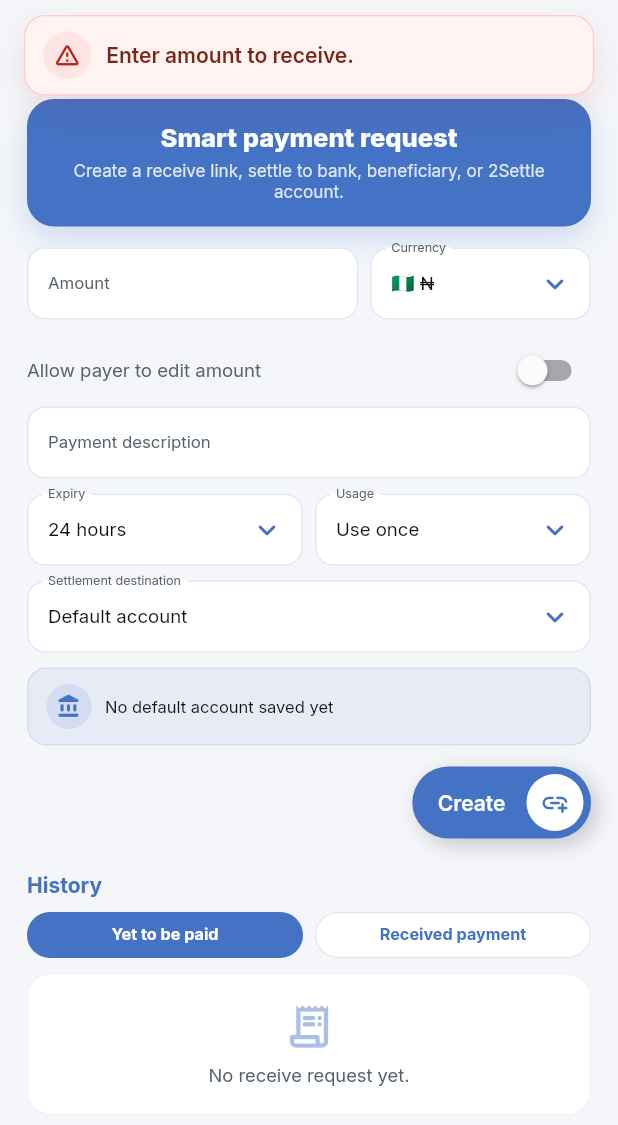
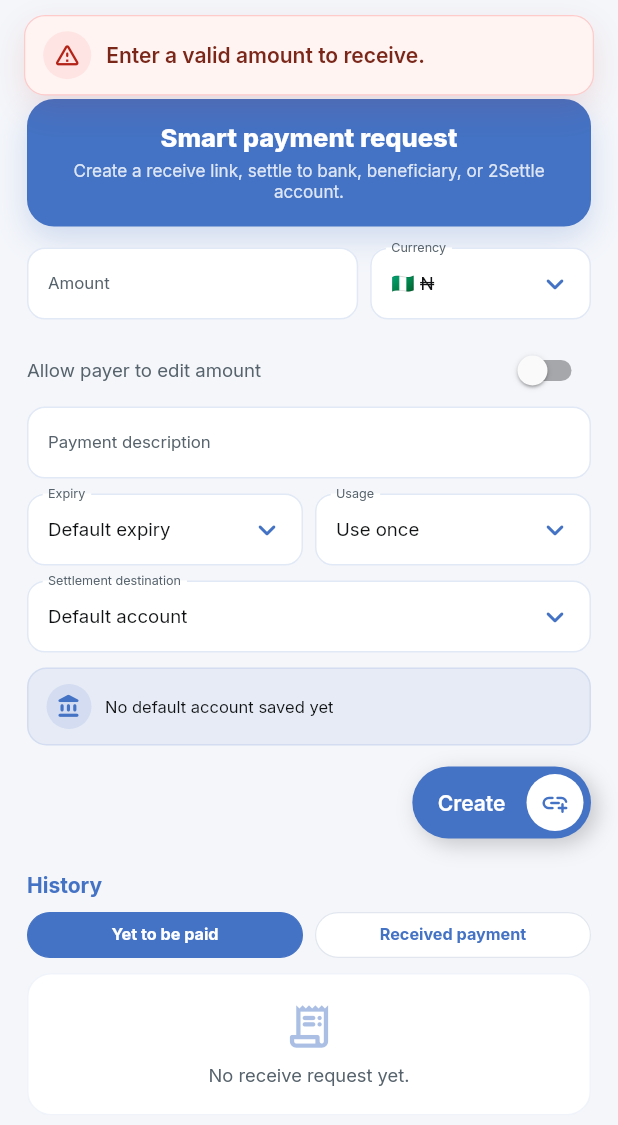
Before and after one commit to 2settlehq/2settle-mobile-app, a Flutter app: the PayPageWidget screen opened by its route, after a tap on "Create", on a phone screen of 412 x 824 dp. Shown: the top 1125 px of the screen. Run offline on Flutter 3.47's test engine with Material 3 defaults, Android fonts, the phone set to English and light mode, and no system bars; our stand-ins replace auto_size_text, barcode_widget, cloud_firestore, dropdown_button2, easy_debounce, equatable and 17 more; missing offline and left inert: json_path, mime_type; accounts and stored records are empty; network calls fail.

Commit message:
fix: now we can request payment and get the link from spend.2settle.io

```diff
--- a/app-source/lib/pages/pay_page/pay_page_widget.dart
+++ b/app-source/lib/pages/pay_page/pay_page_widget.dart
@@ -1,3 +1,5 @@
+import '/components/payment_phone_prompt.dart';
+import '/services/payment_request_service.dart';
 import '/components/settle_numeric_keypad.dart';
 import '/components/status_action_button.dart';
 import '/components/keyboard_submit_bar.dart';
@@ -44,7 +46,7 @@ class _PayPageWidgetState extends State<PayPageWidget> {
   final _amountFocusNode = FocusNode();
 
   String _currency = 'NGN';
-  String _expiry = '24 hours';
+  String _expiry = 'Default expiry';
   DateTime? _customExpiryDate;
   String _usage = 'Use once';
   String _settlementMode = 'Default account';
@@ -62,6 +64,7 @@ class _PayPageWidgetState extends State<PayPageWidget> {
   List<String> get _expiryOptions {
     if (_expiry.startsWith('Expires ')) {
       return [
+        'Default expiry',
         '24 hours',
         '3 days',
         '7 days',
@@ -70,7 +73,14 @@ class _PayPageWidgetState extends State<PayPageWidget> {
         'No expiry'
       ];
     }
-    return ['24 hours', '3 days', '7 days', 'Custom date', 'No expiry'];
+    return [
+      'Default expiry',
+      '24 hours',
+      '3 days',
+      '7 days',
+      'Custom date',
+      'No expiry'
+    ];
   }
 
   @override
@@ -174,7 +184,7 @@ class _PayPageWidgetState extends State<PayPageWidget> {
         .toList();
   }
 
-  String _receiveLink(String id) => 'https://receive.2settle.io/pay/$id';
+  String _receiveLink(String id) => paymentRequestLink(id);
 
   Future<void> _syncReceiveActivity(_ReceiveRequest request) async {
     final prefs = await SharedPreferences.getInstance();
@@ -264,10 +274,6 @@ class _PayPageWidgetState extends State<PayPageWidget> {
     });
   }
 
-  String get _expiryLabel {
-    return _expiry;
-  }
-
   bool get _isCryptoCurrency =>
       const ['USDT', 'BTC', 'ETH', 'BNB', 'TRX'].contains(_currency);
 
@@ -307,48 +313,108 @@ class _PayPageWidgetState extends State<PayPageWidget> {
 
   Future<void> _createRequest() async {
     if (_isCreating || _isCreated) return;
-    if (_amountController.text.trim().isEmpty) {
-      _showNoticeSnackBar('Enter amount to receive.');
+    final amount =
+        double.tryParse(_amountController.text.replaceAll(',', '').trim());
+    if (amount == null || !amount.isFinite || amount <= 0) {
+      _showNoticeSnackBar('Enter a valid amount to receive.');
       return;
     }
+    if (_currency != 'NGN') {
+      _showNoticeSnackBar(
+          'Payment requests currently support NGN amounts only.');
+      return;
+    }
+    if (_usage != 'Use once' || _payerCanEdit || _expiry != 'Default expiry') {
+      _showNoticeSnackBar(
+          'Use a fixed amount, Use once, and Default expiry. Other request settings are not supported yet.');
+      return;
+    }
+    if (_settlementMode == '2Settle custom account') {
+      _showNoticeSnackBar(
+          'Choose your own bank account. Custom account requests are not available yet.');
+      return;
+    }
+    final defaults = _beneficiaries.where((item) => item.isDefault).toList();
+    final beneficiary = _settlementMode == 'Saved beneficiary'
+        ? _selectedBeneficiary
+        : defaults.isNotEmpty
+            ? defaults.first
+            : _beneficiaries.firstOrNull;
+    final manual = _settlementMode == 'Input account number';
+    final bankName = manual ? _inputBankName : beneficiary?.bank;
+    final bankCode = _bankCodes[bankName];
+    final accountNumber = manual
+        ? _accountController.text.trim()
+        : beneficiary?.accountNumber.trim();
+    if (bankCode == null ||
+        accountNumber == null ||
+        !RegExp(r'^\d{10}$').hasMatch(accountNumber)) {
+      _showNoticeSnackBar(
+          'Choose a bank and a valid 10-digit receiver account.');
+      return;
+    }
+    final description = _descriptionController.text.trim().isEmpty
+        ? '2Settle payment request'
+        : _descriptionController.text.trim();
+    final destination = _destinationLabel;
+    final settlementMode = _settlementMode;
     safeSetState(() {
       _isCreating = true;
       _isCreated = false;
     });
-    await Future.delayed(const Duration(milliseconds: 650));
+    try {
+      final phone = await ensurePaymentPhone(context);
+      if (!mounted || phone == null) return;
+      final token = await AuthService.getAccessToken();
+      if (token == null || token.isEmpty)
+        throw Exception('Please sign in again.');
+      final payment = await PaymentRequestService.create(
+          token: token,
+          amount: amount,
+          currency: 'NGN',
+          bankCode: bankCode,
+          accountNumber: accountNumber,
+          description: description);
+      final reference = payment['reference'] as String;
+      final expiresAt = DateTime.tryParse('${payment['expiresAt'] ?? ''}');
+      final expiry = expiresAt == null
+          ? 'Default expiry'
+          : 'Expires ${DateFormat('d MMM yyyy, HH:mm').format(expiresAt.toLocal())}';
       final request = _ReceiveRequest(
-      id: 'RCV-${DateTime.now().millisecondsSinceEpoch}',
-      amount: _amountController.text.trim(),
-      currency: _currency,
-      description: _descriptionController.text.trim().isEmpty
-          ? '2Settle payment request'
-          : _descriptionController.text.trim(),
-      expiry: _expiry,
-      expiryLabel: _expiryLabel,
-      usage: _usage,
-      payerCanEdit: _payerCanEdit,
-      settlementMode: _settlementMode,
-      settlementLabel: _destinationLabel,
-      network: _isCryptoCurrency ? _network : '',
-      accountNumber: _accountController.text.trim(),
-      status: 'created',
+        id: reference,
+        amount: '${payment['fiatAmount'] ?? amount}',
+        currency: '${payment['fiatCurrency'] ?? 'NGN'}',
+        description: description,
+        expiry: expiry,
+        expiryLabel: expiry,
+        usage: 'Use once',
+        payerCanEdit: false,
+        settlementMode: settlementMode,
+        settlementLabel: destination,
+        network: '',
+        accountNumber: accountNumber,
+        status: '${payment['status'] ?? 'created'}',
         createdAt: DateTime.now(),
       );
+      if (!mounted) return;
       safeSetState(() {
         _requests = [request, ..._requests];
-      _isCreating = false;
         _isCreated = true;
-      _amountController.clear();
-      _descriptionController.clear();
-      _accountController.clear();
-      _inputAccountName = null;
-      _inputBankName = null;
       });
       await _saveRequests();
       await _syncReceiveActivity(request);
+      if (!mounted) return;
+      _showNoticeSnackBar('Payment request created: $reference');
+    } catch (error) {
+      if (mounted)
+        _showNoticeSnackBar(error.toString().replaceFirst('Exception: ', ''));
+    } finally {
+      if (mounted) safeSetState(() => _isCreating = false);
+    }
+    if (_isCreated) {
       await Future.delayed(const Duration(milliseconds: 900));
-    if (!mounted) return;
-    safeSetState(() => _isCreated = false);
+      if (mounted) safeSetState(() => _isCreated = false);
+    }
   }
 
   TextStyle _labelStyle(BuildContext context) {
--- /dev/null
+++ b/app-source/lib/services/payment_request_service.dart
@@ -0,0 +1,64 @@
+import 'dart:convert';
+import 'package:http/http.dart' as http;
+import '/config/api_config.dart';
+
+String paymentRequestLink(String reference) =>
+    RegExp(r'^2S-[A-Z0-9]{6}$').hasMatch(reference)
+        ? 'https://spend.2settle.io/p/$reference'
+        : '';
+
+class PaymentRequestService {
+  static Future<Map<String, dynamic>> create({
+    required String token,
+    required double amount,
+    required String currency,
+    required String bankCode,
+    required String accountNumber,
+    required String description,
+    http.Client? client,
+  }) async {
+    final httpClient = client ?? http.Client();
+    try {
+      final response = await httpClient
+          .post(
+            Uri.parse(ApiConfig.paymentsUrl),
+            headers: {
+              'accept': 'application/json',
+              'content-type': 'application/json',
+              'authorization': 'Bearer $token'
+            },
+            body: jsonEncode({
+              'type': 'request',
+              'fiatAmount': amount,
+              'fiatCurrency': currency,
+              'receiver': {
+                'bankCode': bankCode,
+                'accountNumber': accountNumber
+              },
+              'metadata': {'description': description}
+            }),
+          )
+          .timeout(const Duration(seconds: 35));
+      final payload = jsonDecode(response.body);
+      if (payload is! Map)
+        throw const FormatException('Invalid payment response.');
+      if (response.statusCode < 200 ||
+          response.statusCode >= 300 ||
+          payload['ok'] == false ||
+          payload['success'] == false) {
+        throw Exception(payload['error'] ??
+            payload['message'] ??
+            'Could not create payment request.');
+      }
+      final payment = payload['payment'];
+      if (payment is! Map ||
+          paymentRequestLink('${payment['reference'] ?? ''}').isEmpty) {
+        throw const FormatException(
+            'The backend did not return a valid payment reference.');
+      }
+      return Map<String, dynamic>.from(payment);
+    } finally {
+      if (client == null) httpClient.close();
+    }
+  }
+}
```
Also changed, not shown: app-source/lib/pages/receive_request_details/receive_request_details_widget.dart (+14 -1 lines), 3 other files. Lines whose indentation alone changed are shown as unchanged.
